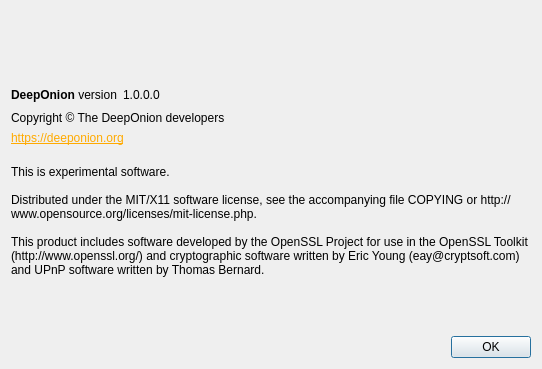
Qt form src/qt/forms/aboutdialog.ui (deeponion/deeponion-legacy) before a commit.
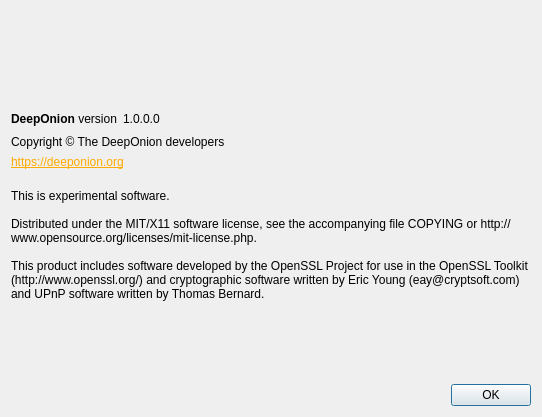
The same form after that commit. Icons and pictures are not drawn.

```diff
--- a/src/qt/forms/aboutdialog.ui
+++ b/src/qt/forms/aboutdialog.ui
@@ -7,7 +7,7 @@
     <x>0</x>
     <y>0</y>
     <width>542</width>
-    <height>369</height>
+    <height>417</height>
    </rect>
   </property>
   <property name="windowTitle">
```
Left out of the diff: 5 changed lines with no effect on the pictures.
